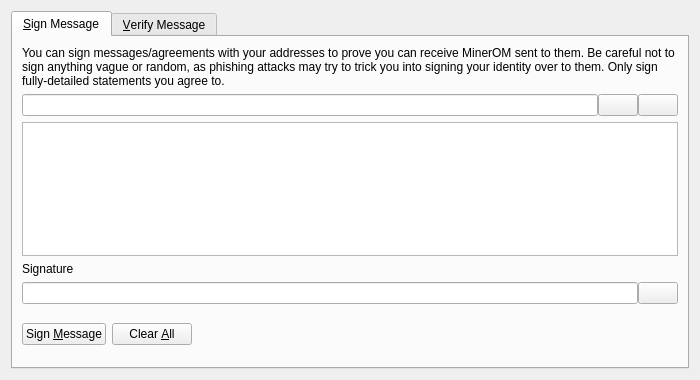
Before: the Qt Designer form src/qt/forms/signverifymessagedialog.ui in worldmint/MinerOM, drawn with Qt 5.
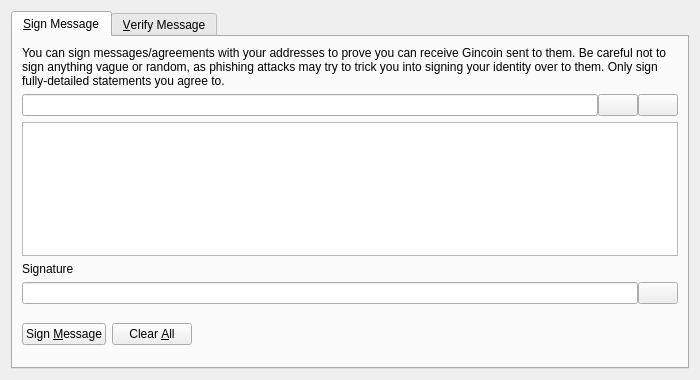
After: the same form once the commit is applied. Custom widgets are drawn as their Qt base class.

```diff
--- a/src/qt/forms/signverifymessagedialog.ui
+++ b/src/qt/forms/signverifymessagedialog.ui
@@ -30,7 +30,7 @@
        <item>
         <widget class="QLabel" name="infoLabel_SM">
          <property name="text">
-          <string>You can sign messages/agreements with your addresses to prove you can receive MinerOM sent to them. Be careful not to sign anything vague or random, as phishing attacks may try to trick you into signing your identity over to them. Only sign fully-detailed statements you agree to.</string>
+          <string>You can sign messages/agreements with your addresses to prove you can receive Gincoin sent to them. Be careful not to sign anything vague or random, as phishing attacks may try to trick you into signing your identity over to them. Only sign fully-detailed statements you agree to.</string>
          </property>
          <property name="textFormat">
           <enum>Qt::PlainText</enum>
```
Left out of the diff: 10 changed lines with no effect on the pictures.
